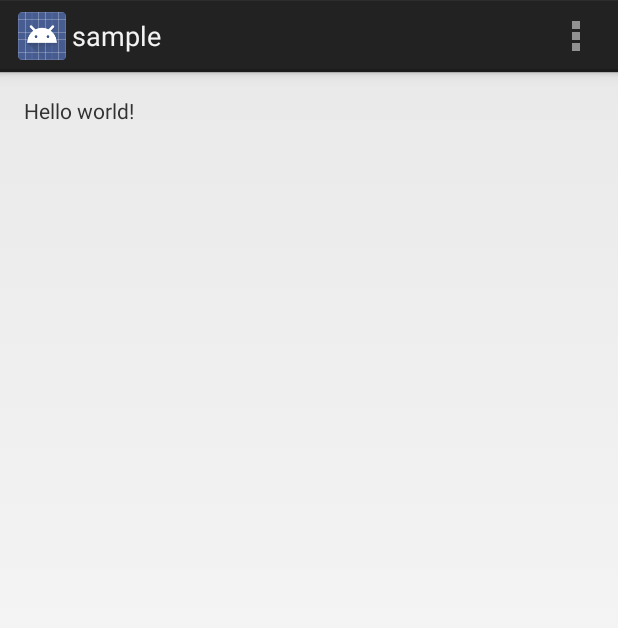
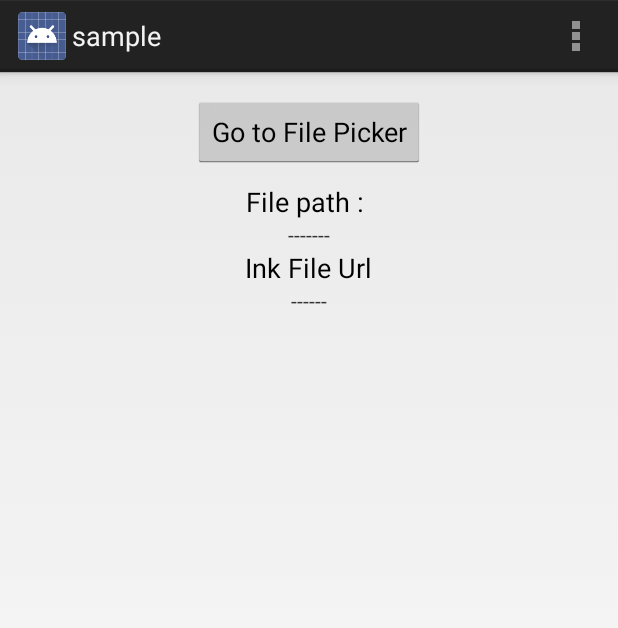
Before and after one commit to filestack/filestack-android, an Android app: the screen it shows after launch (MainActivity), on a phone screen of 412 x 824 dp. Shown: the top 628 px of the screen. Run offline under Robolectric (Android 15) with nearby library versions, the light colour scheme and no system bars.

Commit message:
Add views to check file picker url

```diff
--- a/sample-studio/sample/src/main/res/layout/activity_main.xml
+++ b/sample-studio/sample/src/main/res/layout/activity_main.xml
@@ -1,4 +1,4 @@
-<RelativeLayout xmlns:android="http://schemas.android.com/apk/res/android"
+<LinearLayout xmlns:android="http://schemas.android.com/apk/res/android"
     xmlns:tools="http://schemas.android.com/tools"
     android:layout_width="match_parent"
     android:layout_height="match_parent"
@@ -6,11 +6,44 @@
     android:paddingRight="@dimen/activity_horizontal_margin"
     android:paddingTop="@dimen/activity_vertical_margin"
     android:paddingBottom="@dimen/activity_vertical_margin"
-    tools:context=".MainActivity">
+    tools:context=".MainActivity"
+    android:orientation="vertical"
+    android:gravity="center_horizontal">
+
+    <Button
+        android:layout_width="wrap_content"
+        android:layout_height="wrap_content"
+        android:text="Go to File Picker"
+        android:id="@+id/button"
+        android:onClick="onClick"
+        android:layout_marginBottom="10dp"/>
 
     <TextView
         android:layout_width="wrap_content"
         android:layout_height="wrap_content"
-        android:text="@string/hello_world" />
+        android:textAppearance="?android:attr/textAppearanceMedium"
+        android:text="File path : "
+        android:id="@+id/textView2" />
 
-</RelativeLayout>
+    <TextView
+        android:layout_width="wrap_content"
+        android:layout_height="wrap_content"
+        android:textAppearance="?android:attr/textAppearanceSmall"
+        android:text="-------"
+        android:id="@+id/filePathtextView" />
+
+    <TextView
+        android:layout_width="wrap_content"
+        android:layout_height="wrap_content"
+        android:textAppearance="?android:attr/textAppearanceMedium"
+        android:text="Ink File Url"
+        android:id="@+id/textView3"/>
+
+    <TextView
+        android:layout_width="wrap_content"
+        android:layout_height="wrap_content"
+        android:textAppearance="?android:attr/textAppearanceSmall"
+        android:text="------"
+        android:id="@+id/inkfileUrltextView" />
+
+</LinearLayout>
```
